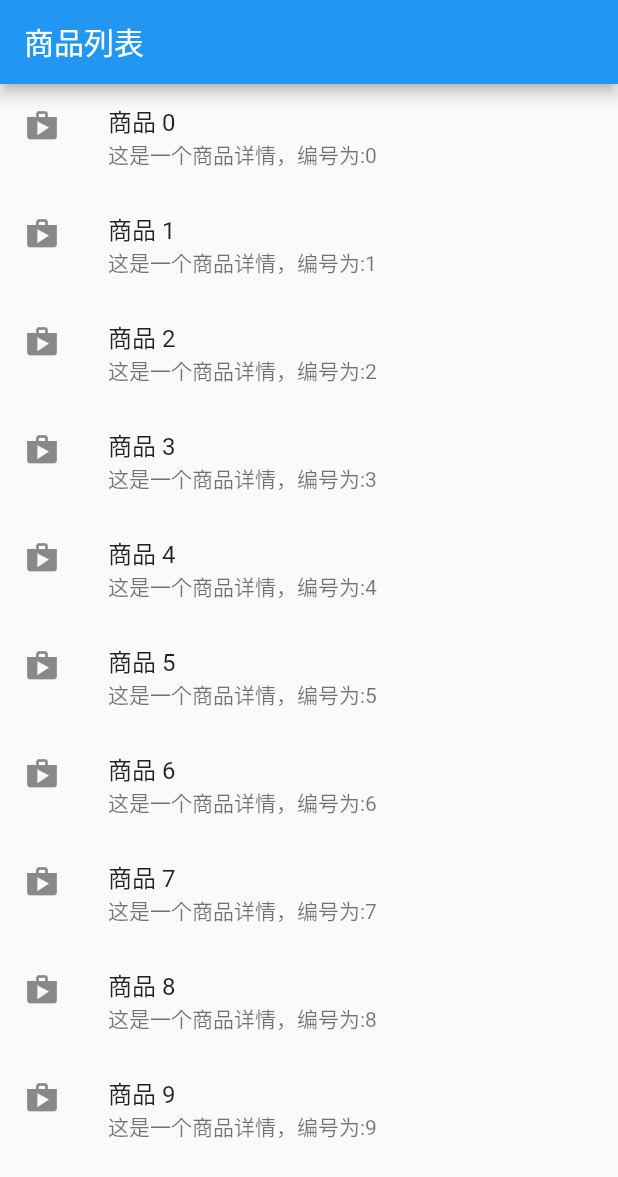
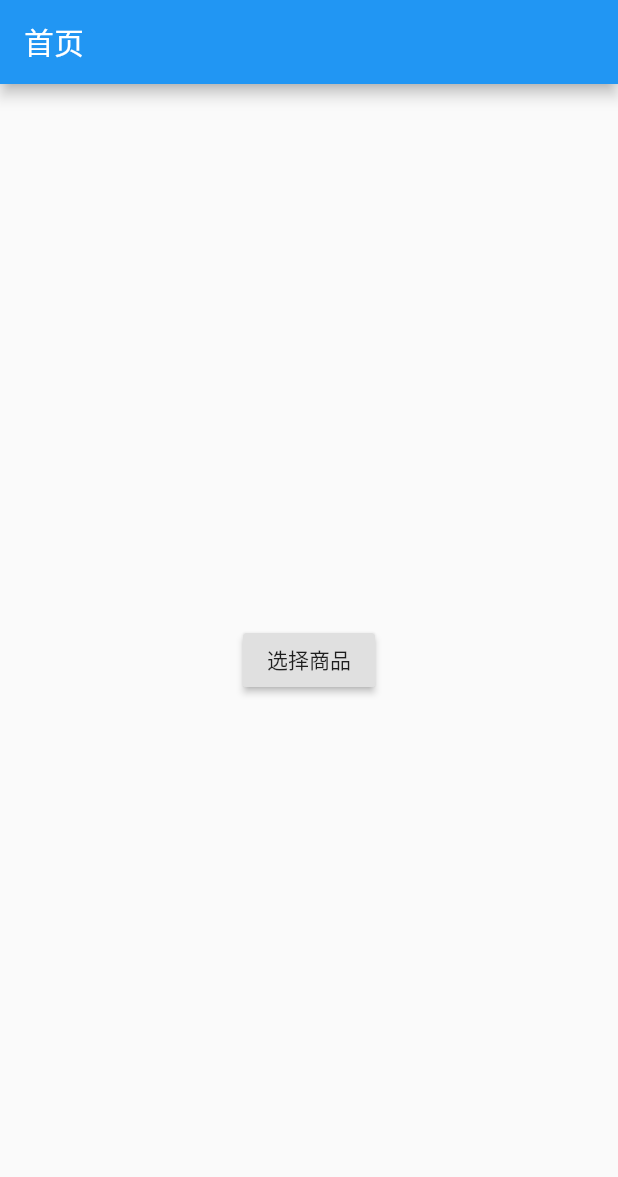
Before and after one commit to no1harm/my_flutter_app, a Flutter app: the screen it shows after launch, on a phone screen of 412 x 824 dp. Shown: the top 1177 px of the screen. Run offline on Flutter 3.47's test engine with Material 2 defaults, Android fonts, the phone set to English and light mode, and no system bars.

Commit message:
子页面返回数据跳转回父页面并显示出来

```diff
--- a/lib/main.dart
+++ b/lib/main.dart
@@ -10,7 +10,7 @@ class MyApp extends StatelessWidget {
 
     return new MaterialApp(
       title: 'Welcome to Flutter',
-      home: new FirstScreen()
+      home: new HomePage()
     );
   }
 }
@@ -19,10 +19,42 @@ class FirstScreen extends StatelessWidget {
   @override
   Widget build(BuildContext context) {
     return new Scaffold(
+      appBar: AppBar(title: Text('选择商品'),),
       body: new ProductList(
         productList: new List<Product>.generate(10, (i)=>Product('商品 $i','这是一个商品详情，编号为:$i')),
       )
     );
+  }
+}
+
+class HomePage extends StatelessWidget {
+  @override
+  Widget build(BuildContext context) {
+    return new Scaffold(
+      appBar: AppBar(title:Text('首页')),
+      body: new Center(
+        child: RouteButton(),
+      ),
+    );
+  }
+}
+
+class RouteButton extends StatelessWidget {
+  @override
+  Widget build(BuildContext context) {
+    return new RaisedButton(
+      onPressed:(){
+          _navigateToProductList(context);
+      },
+      child: Text('选择商品'),
+    );
+  }
+  _navigateToProductList(BuildContext context) async{  // 异步函数
+    final result = await Navigator.push(//等待
+      context,
+      MaterialPageRoute(builder: (context)=> FirstScreen())
+    );
+    Scaffold.of(context).showSnackBar(SnackBar(content:Text('$result')));
   }
 }
 
@@ -40,7 +72,6 @@ class ProductList extends StatelessWidget {
   @override
   Widget build(BuildContext context) {
     return new Scaffold(
-      appBar: AppBar(title:Text('商品列表')),
       body: new ListView.builder(
         itemCount: productList.length,
         itemBuilder: (context,index){
@@ -49,9 +80,7 @@ class ProductList extends StatelessWidget {
             title:Text(productList[index].title),
             subtitle: Text(productList[index].description),
             onTap: (){
-              Navigator.push(context,new  MaterialPageRoute(
-                builder:(context) =>new ProductDetail(product: productList[index],))
-              );
+              Navigator.pop(context,'${productList[index].title}');
             },
           );
         },
```
